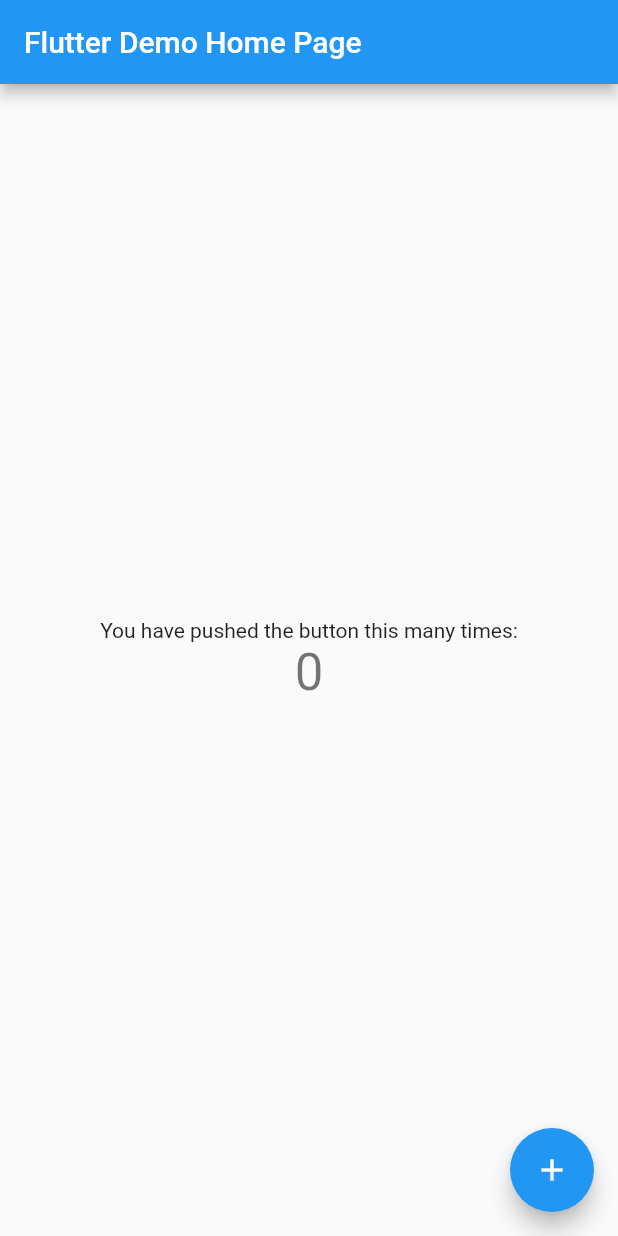
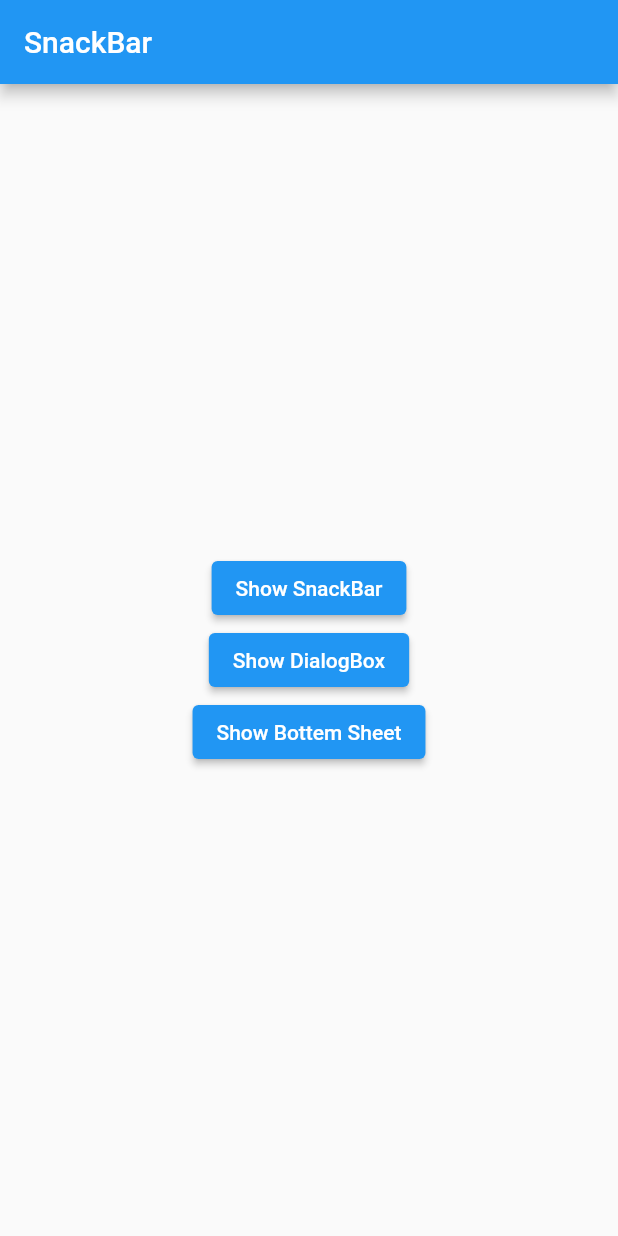
Before and after one commit to Kamiii75/getx_practice, a Flutter app: the screen it shows after launch, on a phone screen of 412 x 824 dp. Run offline on Flutter 3.47's test engine with Material 2 defaults, Android fonts, the phone set to English and light mode, and no system bars; our stand-ins replace get.

Commit message:
snackbar, dialogbox, bottom sheet

```diff
--- /dev/null
+++ b/lib/features/home/presentation/pages/home_page.dart
@@ -0,0 +1,92 @@
+import 'package:flutter/material.dart';
+import 'package:get/get.dart';
+
+class HomePage extends StatelessWidget {
+  const HomePage({Key? key}) : super(key: key);
+
+  @override
+  Widget build(BuildContext context) {
+    return Scaffold(
+      appBar: AppBar(
+        title: const Text('SnackBar'),
+      ),
+      body: Center(
+        child: Column(
+          mainAxisAlignment: MainAxisAlignment.center,
+          crossAxisAlignment: CrossAxisAlignment.center,
+          children: [
+            ElevatedButton(
+              onPressed: () {
+                Get.snackbar("snack bar", 'snack bar from GetX',
+                    snackPosition: SnackPosition.BOTTOM,
+                    padding: const EdgeInsets.all(10),
+                    margin: const EdgeInsets.all(10),
+                    icon: const Icon(Icons.warning),
+                    mainButton: TextButton(
+                      onPressed: () {},
+                      child: const Text(
+                        'My Cart',
+                        style: TextStyle(color: Colors.red),
+                      ),
+                    ),
+                    borderRadius: 12,
+                    backgroundColor: Colors.blue,
+                    colorText: Colors.black);
+              },
+              child: const Text('Show SnackBar'),
+            ),
+            ElevatedButton(
+              onPressed: () {
+                Get.defaultDialog(
+                    title: 'DialogBox',
+                    content: Text('Are you sure?'),
+                    backgroundColor: Colors.white70,
+                    textCancel: 'No',
+                    textConfirm: "Yes",
+                    cancelTextColor: Colors.redAccent,
+                    confirmTextColor: Colors.lightBlueAccent,
+                    onCancel: () {},
+                    onConfirm: () {},
+                    barrierDismissible: false);
+              },
+              child: const Text('Show DialogBox'),
+            ),
+            ElevatedButton(
+              onPressed: () {
+                Get.bottomSheet(
+                    Container(
+                      height: 200,
+                      // decoration:const BoxDecoration(
+                      //   color:Colors.amber ,
+                      //     borderRadius: BorderRadius.only(
+                      //   topLeft: Radius.circular(12),
+                      //   topRight: Radius.circular(12),
+                      // ),
+                      // ),
+                      child: Column(
+                        mainAxisAlignment: MainAxisAlignment.center,
+                        children: [
+                          const CircularProgressIndicator(),
+                          const Icon(Icons.message),
+                          ElevatedButton(
+                              onPressed: () {
+
+                                Get.back();
+                              },
+                              child: const Text('Back'))
+                        ],
+                      ),
+                    ),
+                    backgroundColor: Colors.amber,
+                    isDismissible: false,
+                    shape: RoundedRectangleBorder(
+                        borderRadius: BorderRadius.circular(12)));
+              },
+              child: const Text('Show Bottem Sheet'),
+            ),
+          ],
+        ),
+      ),
+    );
+  }
+}
--- a/lib/main.dart
+++ b/lib/main.dart
@@ -1,4 +1,8 @@
 import 'package:flutter/material.dart';
+import 'package:getx_practice/features/home/presentation/pages/home_page.dart';
+import 'package:get/get.dart';
+
+
 
 void main() {
   runApp(const MyApp());
@@ -10,106 +14,16 @@ class MyApp extends StatelessWidget {
   // This widget is the root of your application.
   @override
   Widget build(BuildContext context) {
-    return MaterialApp(
-      title: 'Flutter Demo',
+    return GetMaterialApp(
+      debugShowCheckedModeBanner: false,
+      title: 'Flutter GetX',
       theme: ThemeData(
-        // This is the theme of your application.
-        //
-        // Try running your application with "flutter run". You'll see the
-        // application has a blue toolbar. Then, without quitting the app, try
-        // changing the primarySwatch below to Colors.green and then invoke
-        // "hot reload" (press "r" in the console where you ran "flutter run",
-        // or simply save your changes to "hot reload" in a Flutter IDE).
-        // Notice that the counter didn't reset back to zero; the application
-        // is not restarted.
+
         primarySwatch: Colors.blue,
       ),
-      home: const MyHomePage(title: 'Flutter Demo Home Page'),
+      home: const HomePage(),
     );
-  }
-}
 
-class MyHomePage extends StatefulWidget {
-  const MyHomePage({super.key, required this.title});
-
-  // This widget is the home page of your application. It is stateful, meaning
-  // that it has a State object (defined below) that contains fields that affect
-  // how it looks.
-
-  // This class is the configuration for the state. It holds the values (in this
-  // case the title) provided by the parent (in this case the App widget) and
-  // used by the build method of the State. Fields in a Widget subclass are
-  // always marked "final".
-
-  final String title;
-
-  @override
-  State<MyHomePage> createState() => _MyHomePageState();
-}
-
-class _MyHomePageState extends State<MyHomePage> {
-  int _counter = 0;
-
-  void _incrementCounter() {
-    setState(() {
-      // This call to setState tells the Flutter framework that something has
-      // changed in this State, which causes it to rerun the build method below
-      // so that the display can reflect the updated values. If we changed
-      // _counter without calling setState(), then the build method would not be
-      // called again, and so nothing would appear to happen.
-      _counter++;
-    });
   }
 
-  @override
-  Widget build(BuildContext context) {
-    // This method is rerun every time setState is called, for instance as done
-    // by the _incrementCounter method above.
-    //
-    // The Flutter framework has been optimized to make rerunning build methods
-    // fast, so that you can just rebuild anything that needs updating rather
-    // than having to individually change instances of widgets.
-    return Scaffold(
-      appBar: AppBar(
-        // Here we take the value from the MyHomePage object that was created by
-        // the App.build method, and use it to set our appbar title.
-        title: Text(widget.title),
-      ),
-      body: Center(
-        // Center is a layout widget. It takes a single child and positions it
-        // in the middle of the parent.
-        child: Column(
-          // Column is also a layout widget. It takes a list of children and
-          // arranges them vertically. By default, it sizes itself to fit its
-          // children horizontally, and tries to be as tall as its parent.
-          //
-          // Invoke "debug painting" (press "p" in the console, choose the
-          // "Toggle Debug Paint" action from the Flutter Inspector in Android
-          // Studio, or the "Toggle Debug Paint" command in Visual Studio Code)
-          // to see the wireframe for each widget.
-          //
-          // Column has various properties to control how it sizes itself and
-          // how it positions its children. Here we use mainAxisAlignment to
-          // center the children vertically; the main axis here is the vertical
-          // axis because Columns are vertical (the cross axis would be
-          // horizontal).
-          mainAxisAlignment: MainAxisAlignment.center,
-          children: <Widget>[
-            const Text(
-              'You have pushed the button this many times:',
-            ),
-            Text(
-              '$_counter',
-              style: Theme.of(context).textTheme.headlineMedium,
-            ),
-          ],
-        ),
-      ),
-      floatingActionButton: FloatingActionButton(
-        onPressed: _incrementCounter,
-        tooltip: 'Increment',
-        child: const Icon(Icons.add),
-      ), // This trailing comma makes auto-formatting nicer for build methods.
-    );
-  }
 }
--- a/pubspec.yaml
+++ b/pubspec.yaml
@@ -35,6 +35,7 @@ dependencies:
   # The following adds the Cupertino Icons font to your application.
   # Use with the CupertinoIcons class for iOS style icons.
   cupertino_icons: ^1.0.2
+  get: ^4.6.5
 
 dev_dependencies:
   flutter_test:
```
Also changed, not shown: pubspec.lock.
